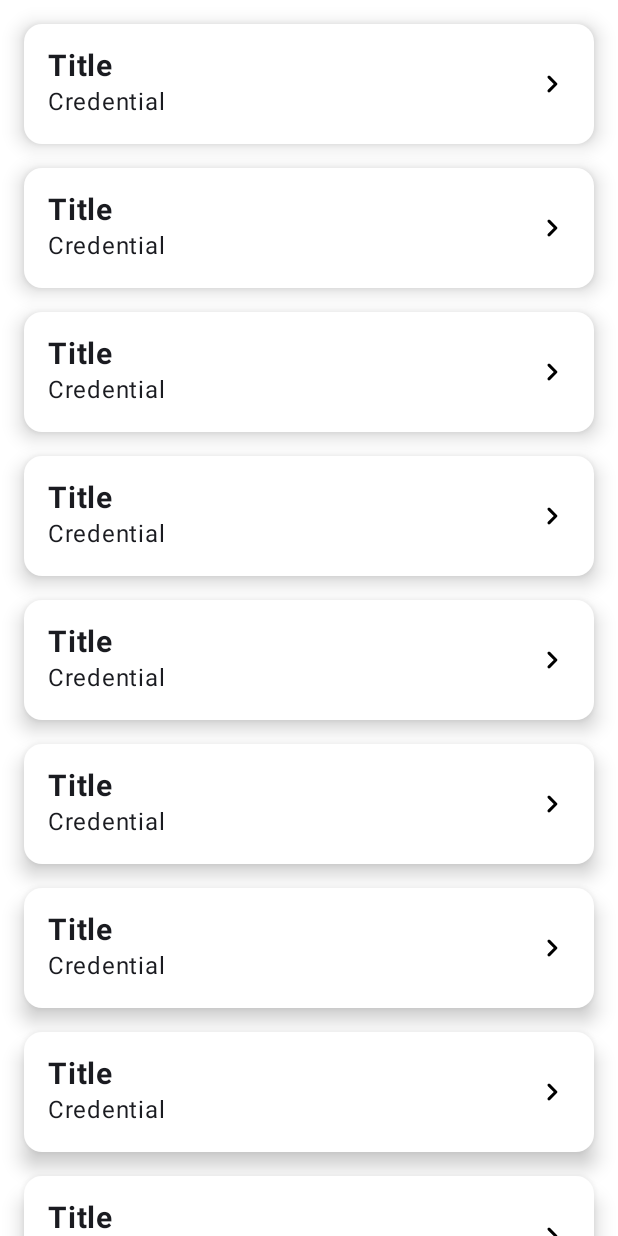
After one commit to erwinkaaa/LockBox, an Android app built with Jetpack Compose: the composable MainContent shown on its own in the app's theme, on a phone screen of 412 x 824 dp. The commit adds this screen. Run offline under Robolectric (Android 15) with nearby library versions, the phone set to English and light mode, and no system bars; 1 statement that could not run was skipped.

Commit message:
Impl main screen mvi

```diff
--- a/app/src/main/java/id/wendei/lockbox/MainActivity.kt
+++ b/app/src/main/java/id/wendei/lockbox/MainActivity.kt
@@ -11,7 +11,7 @@ import id.wendei.lockbox.core.theme.LockBoxTheme
 class MainActivity : ComponentActivity() {
     override fun onCreate(savedInstanceState: Bundle?) {
         super.onCreate(savedInstanceState)
-        enableEdgeToEdge()
+//        enableEdgeToEdge()
         setContent {
             LockBoxTheme {
                 NavigationWrapper {
--- a/app/src/main/java/id/wendei/lockbox/core/navigation/AppNavigation.kt
+++ b/app/src/main/java/id/wendei/lockbox/core/navigation/AppNavigation.kt
@@ -5,6 +5,7 @@ import androidx.compose.runtime.Composable
 import androidx.compose.runtime.LaunchedEffect
 import dev.olshevski.navigation.reimagined.AnimatedNavHost
 import dev.olshevski.navigation.reimagined.NavBackHandler
+import id.wendei.lockbox.feature.main.MainScreen
 import id.wendei.lockbox.feature.pin.PinScreen
 import id.wendei.lockbox.feature.splash.SplashScreen
 
@@ -33,7 +34,7 @@ fun AppNavigation() {
             }
 
             is AppDestination.Main -> {
-
+                MainScreen()
             }
         }
     }
--- a/app/src/main/java/id/wendei/lockbox/di/ViewModelModule.kt
+++ b/app/src/main/java/id/wendei/lockbox/di/ViewModelModule.kt
@@ -1,5 +1,6 @@
 package id.wendei.lockbox.di
 
+import id.wendei.lockbox.feature.main.MainViewModel
 import id.wendei.lockbox.feature.pin.PinViewModel
 import id.wendei.lockbox.feature.splash.SplashViewModel
 import org.koin.androidx.viewmodel.dsl.viewModelOf
@@ -8,4 +9,5 @@ import org.koin.dsl.module
 val viewModelModule = module {
     viewModelOf(::SplashViewModel)
     viewModelOf(::PinViewModel)
+    viewModelOf(::MainViewModel)
 }
--- /dev/null
+++ b/app/src/main/java/id/wendei/lockbox/feature/main/MainEvent.kt
@@ -0,0 +1,5 @@
+package id.wendei.lockbox.feature.main
+
+sealed class MainEvent {
+    data class GoToDetail(val detail: String): MainEvent()
+}
--- /dev/null
+++ b/app/src/main/java/id/wendei/lockbox/feature/main/MainIntent.kt
@@ -0,0 +1,5 @@
+package id.wendei.lockbox.feature.main
+
+sealed class MainIntent {
+    data object LoadData: MainIntent()
+}
--- /dev/null
+++ b/app/src/main/java/id/wendei/lockbox/feature/main/MainState.kt
@@ -0,0 +1,5 @@
+package id.wendei.lockbox.feature.main
+
+data class MainState(
+    val listPassword: List<String> = listOf()
+)
--- /dev/null
+++ b/app/src/main/java/id/wendei/lockbox/feature/main/part/MainContent.kt
@@ -0,0 +1,27 @@
+package id.wendei.lockbox.feature.main.part
+
+import androidx.compose.foundation.layout.Arrangement
+import androidx.compose.foundation.layout.PaddingValues
+import androidx.compose.foundation.lazy.LazyColumn
+import androidx.compose.runtime.Composable
+import androidx.compose.ui.Modifier
+import androidx.compose.ui.tooling.preview.Preview
+import androidx.compose.ui.unit.dp
+
+@Composable
+fun MainContent(modifier: Modifier = Modifier) {
+    LazyColumn(
+        contentPadding = PaddingValues(16.dp),
+        verticalArrangement = Arrangement.spacedBy(16.dp)
+    ) {
+        items(10) {
+            MainItem()
+        }
+    }
+}
+
+@Preview
+@Composable
+private fun MainContentPreview() {
+    MainContent()
+}
--- /dev/null
+++ b/app/src/main/java/id/wendei/lockbox/feature/main/part/MainItem.kt
@@ -0,0 +1,64 @@
+package id.wendei.lockbox.feature.main.part
+
+import androidx.compose.foundation.Image
+import androidx.compose.foundation.layout.Arrangement
+import androidx.compose.foundation.layout.Column
+import androidx.compose.foundation.layout.Row
+import androidx.compose.foundation.layout.fillMaxWidth
+import androidx.compose.foundation.layout.padding
+import androidx.compose.material.icons.Icons
+import androidx.compose.material.icons.automirrored.rounded.KeyboardArrowRight
+import androidx.compose.material3.Card
+import androidx.compose.material3.CardDefaults
+import androidx.compose.material3.Text
+import androidx.compose.runtime.Composable
+import androidx.compose.ui.Alignment
+import androidx.compose.ui.Modifier
+import androidx.compose.ui.graphics.Color
+import androidx.compose.ui.text.font.FontWeight
+import androidx.compose.ui.tooling.preview.Preview
+import androidx.compose.ui.unit.dp
+import androidx.compose.ui.unit.sp
+
+@Composable
+fun MainItem(modifier: Modifier = Modifier) {
+    Card(
+        colors = CardDefaults.cardColors(
+            containerColor = Color.White
+        ),
+        elevation = CardDefaults.elevatedCardElevation(
+            defaultElevation = 8.dp
+        )
+    ) {
+        Row(
+            modifier = Modifier
+                .fillMaxWidth()
+                .padding(16.dp),
+            horizontalArrangement = Arrangement.SpaceBetween,
+            verticalAlignment = Alignment.CenterVertically
+        ) {
+            Column(
+                modifier = Modifier
+            ) {
+                Text(
+                    text = "Title",
+                    fontSize = 20.sp,
+                    fontWeight = FontWeight.Bold
+                )
+                Text(
+                    text = "Credential"
+                )
+            }
+            Image(
+                imageVector = Icons.AutoMirrored.Rounded.KeyboardArrowRight,
+                contentDescription = null
+            )
+        }
+    }
+}
+
+@Preview
+@Composable
+private fun MainItemPreview() {
+    MainItem()
+}
```
Also changed, not shown: app/src/main/java/id/wendei/lockbox/core/util/PreferenceHelper.kt (added, +50 -0 lines), app/src/main/java/id/wendei/lockbox/feature/main/MainScreen.kt (added, +60 -0 lines), app/src/main/java/id/wendei/lockbox/feature/main/MainViewModel.kt (added, +13 -0 lines), app/src/main/java/id/wendei/lockbox/feature/main/part/MainTop.kt (added, +82 -0 lines), 1 other file.
